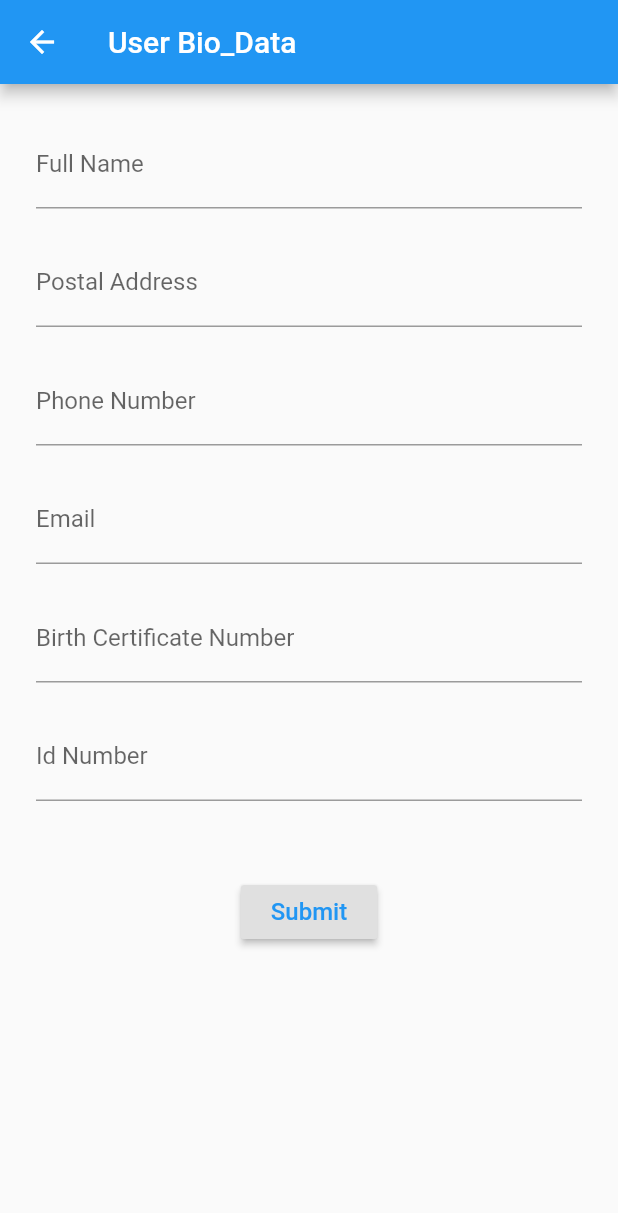
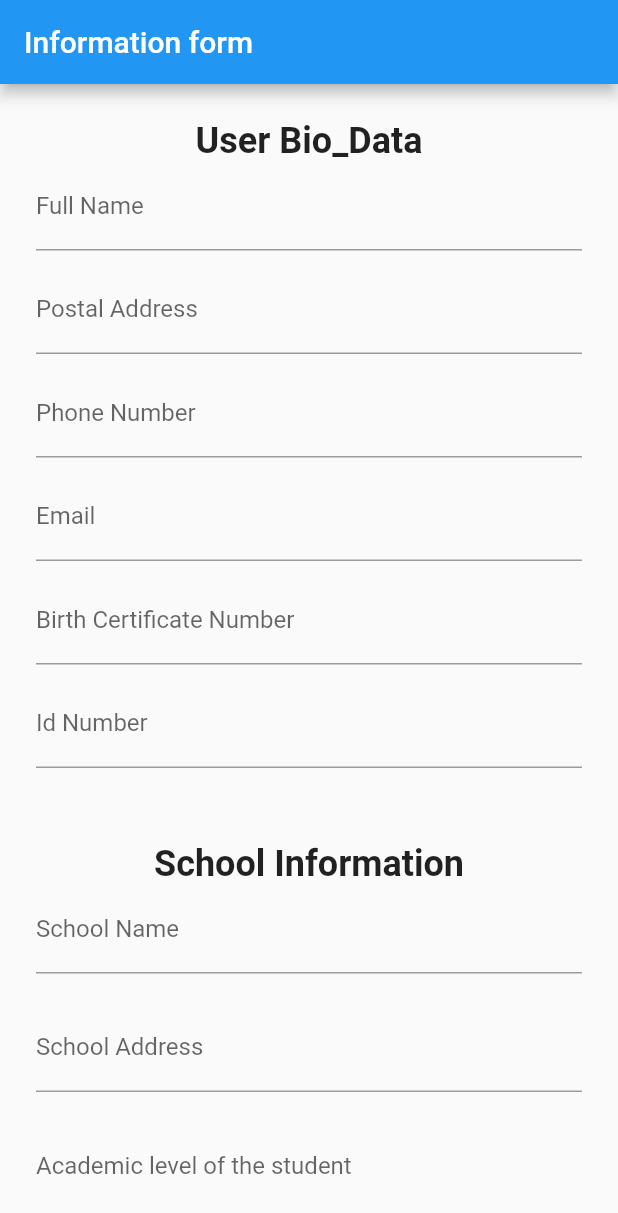
Before and after one commit to Antonioisrooted/scholarship_app, a Flutter app: the UserBio screen opened directly, on a phone screen of 412 x 824 dp. Shown: the top 1213 px of the screen. Run offline on Flutter 3.47's test engine with Material 2 defaults, Android fonts, the phone set to English and light mode, and no system bars; accounts and stored records are empty.

Commit message:
changes on school information

```diff
--- a/lib/create_login.dart
+++ b/lib/create_login.dart
@@ -49,7 +49,7 @@ class _CreateLoginState extends State<CreateLogin> {
         child: Column(
         children : <Widget>[
           Text(
-            'CREATE YOUR LOGIN',
+            'CREATE YOUR ACCOUNT',
            style: TextStyle(
             color: Colors.black87,
            fontSize: 24.0,
--- a/lib/main.dart
+++ b/lib/main.dart
@@ -1,6 +1,5 @@
 import 'package:flutter/material.dart';
 import 'package:scholarship_app/menu_frame.dart';
-import 'package:scholarship_app/school_information.dart';
 import 'package:scholarship_app/user_bio.dart';
 
 void main() {
@@ -32,8 +31,7 @@ class MyApp extends StatelessWidget {
       ),
       home:
       // MenuFrame(),
-      // UserBio(),
-      SchoolInformation(),
+      UserBio(),
     );
   }
 }
--- a/lib/user_bio.dart
+++ b/lib/user_bio.dart
@@ -13,6 +13,11 @@ class _UserBioState extends State<UserBio> {
   String _email;
   String _birthCertificateNumber;
   String _idNumber;
+
+  String _schoolName;
+  String _schoolAddress;
+  String _studentLevel;
+  String _completionYear;
 
   final GlobalKey<FormState> _formKey = GlobalKey<FormState>();
 
@@ -112,10 +117,75 @@ class _UserBioState extends State<UserBio> {
     );
   }
 
+
+  Widget _buildSchoolName(){
+    return TextFormField(
+      decoration: InputDecoration(labelText: 'School Name'),
+      validator: (String value) {
+        if (value.isEmpty) {
+          return 'School name is required';
+        }
+
+        return null;
+      },
+      onSaved: (String value){
+        _schoolName = value;
+      },
+    );
+  }
+
+  Widget _buildSchoolAddress(){
+    return TextFormField(
+      decoration: InputDecoration(labelText: 'School Address'),
+      validator: (String value) {
+        if (value.isEmpty) {
+          return 'School Address is required';
+        }
+
+        return null;
+      },
+      onSaved: (String value){
+        _schoolAddress = value;
+      },
+    );
+  }
+
+  Widget _buildStudentLevel(){
+    return TextFormField(
+      decoration: InputDecoration(labelText: 'Academic level of the student'),
+      validator: (String value) {
+        if (value.isEmpty) {
+          return 'Academic level is required';
+        }
+
+        return null;
+      },
+      onSaved: (String value){
+        _studentLevel = value;
+      },
+    );
+  }
+
+  Widget _buildCompletionYear(){
+    return TextFormField(
+      decoration: InputDecoration(labelText: 'Expected year of completion'),
+      validator: (String value) {
+        if (value.isEmpty) {
+          return 'Expected year of completion is required';
+        }
+
+        return null;
+      },
+      onSaved: (String value){
+        _completionYear = value;
+      },
+    );
+  }
+
   @override
   Widget build(BuildContext context) {
     return Scaffold(
-      appBar: AppBar(title: Text("User Bio_Data")),
+      appBar: AppBar(title: Text("Information form")),
       body: Container(
         margin: EdgeInsets.all(24),
         child: Form(
@@ -124,17 +194,41 @@ class _UserBioState extends State<UserBio> {
             child:Column(
           mainAxisAlignment: MainAxisAlignment.center,
           children: <Widget>[
+            Text(' User Bio_Data ',
+              style: TextStyle(
+              color: Colors.black87,
+              fontSize: 24.0,
+              fontWeight: FontWeight.w600,
+              ),
+            ),
             _buildFullName(),
+            SizedBox(height: 10),
+            _buildAddress(),
+            SizedBox(height: 10),
+            _buildPhoneNumber(),
+            SizedBox(height: 10),
+            _buildEmail(),
+            SizedBox(height: 10),
+            _buildBirthCertificateNumber(),
+            SizedBox(height: 10),
+            _buildIdNumber(),
+            SizedBox(height: 50,),
+
+            Text(' School Information ',
+              style: TextStyle(
+                color: Colors.black87,
+                fontSize: 24.0,
+                fontWeight: FontWeight.w600,
+              ),
+            ),
+            _buildSchoolName(),
             SizedBox(height: 20),
-            _buildAddress(),
+            _buildSchoolAddress(),
             SizedBox(height: 20),
-            _buildPhoneNumber(),
+            _buildStudentLevel(),
             SizedBox(height: 20),
-            _buildEmail(),
-            SizedBox(height: 20),
-            _buildBirthCertificateNumber(),
-            SizedBox(height: 20),
-            _buildIdNumber(),
+            _buildCompletionYear(),
+
             SizedBox(height: 50),
             RaisedButton(
                 child: Text(
@@ -157,6 +251,11 @@ class _UserBioState extends State<UserBio> {
                   print(_email);
                   print(_birthCertificateNumber);
                   print(_idNumber);
+
+                  print(_schoolName);
+                  print(_schoolAddress);
+                  print(_studentLevel);
+                  print(_completionYear);
                 },
             )
           ],
```
Also changed, not shown: lib/school_information.dart (deleted, +0 -130 lines).
